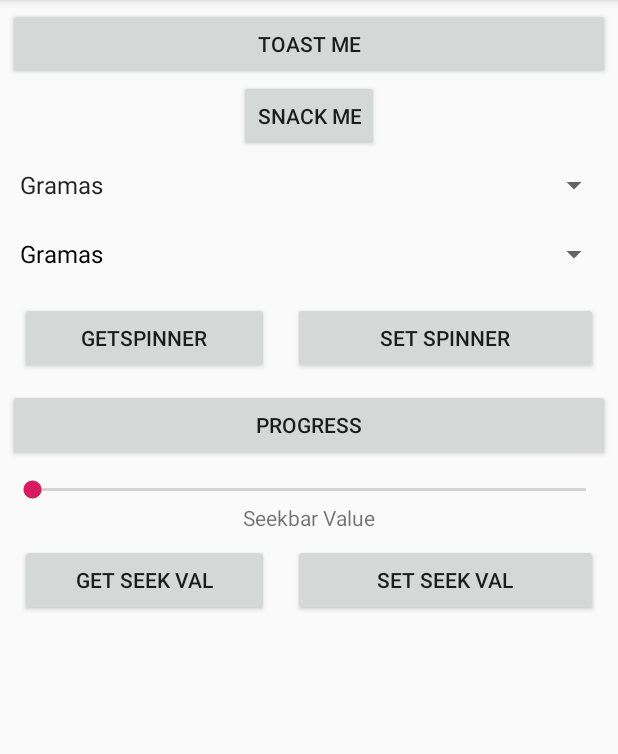
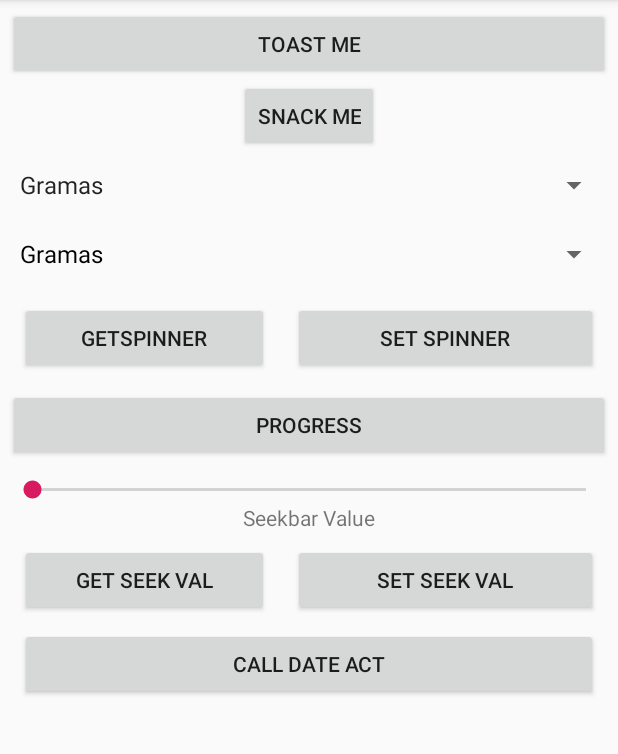
Before and after one commit to DanielLuche/Componentes, an Android app: the screen it shows after launch (MainActivity), on a phone screen of 412 x 824 dp, the part 84-838 px from its top. Run offline under Robolectric (Android 15) with nearby library versions, the phone set to English and light mode, and no system bars.

Commit message:
Criado nova act para datePicker Add btn na act principal para chamar a datepicker act

```diff
--- a/app/build.gradle
+++ b/app/build.gradle
@@ -24,7 +24,7 @@ android {
 
 dependencies {
     implementation fileTree(dir: 'libs', include: ['*.jar'])
-    implementation"org.jetbrains.kotlin:kotlin-stdlib-jdk7:$kotlin_version"
+    implementation "org.jetbrains.kotlin:kotlin-stdlib-jdk7:$kotlin_version"
     implementation 'com.android.support:appcompat-v7:27.1.1'
     implementation 'com.android.support.constraint:constraint-layout:1.1.3'
     implementation 'com.android.support:design:27.1.1'//da suporte a SnackBar e outros
--- a/app/src/main/java/com/example/user/componentes/Mock.kt
+++ b/app/src/main/java/com/example/user/componentes/mock/Mock.kt
@@ -1,4 +1,4 @@
-package com.example.user.componentes
+package com.example.user.componentes.mock
 
 class Mock private constructor(){
 
--- a/app/src/main/res/layout/activity_main.xml
+++ b/app/src/main/res/layout/activity_main.xml
@@ -7,7 +7,7 @@
         android:layout_width="match_parent"
         android:layout_height="match_parent"
         android:padding="5dp"
-        tools:context=".MainActivity">
+        tools:context=".view.MainActivity">
 
     <Button
             android:id="@+id/main_btn_toast_me"
@@ -143,6 +143,20 @@
             android:text="Set seek val"
     />
 
+    <Button
+            android:id="@+id/mainBtnCallDateAct"
+            android:layout_width="0dp"
+            android:layout_height="wrap_content"
+            app:layout_constraintEnd_toEndOf="parent"
+            android:layout_marginEnd="8dp"
+            android:layout_marginTop="8dp"
+            app:layout_constraintTop_toBottomOf="@+id/mainBtnSetSeekValue"
+            app:layout_constraintHorizontal_weight="1"
+            android:layout_marginStart="8dp"
+            app:layout_constraintStart_toStartOf="parent"
+            android:text="Call Date Act"
+    />
+
 
 
 </android.support.constraint.ConstraintLayout>
```
Also changed, not shown: app/src/main/AndroidManifest.xml (+5 -3 lines), app/src/main/java/com/example/user/componentes/view/DateActivity.kt (added, +51 -0 lines), app/src/main/java/com/example/user/componentes/view/MainActivity.kt (renamed from app/src/main/java/com/example/user/componentes/MainActivity.kt, +15 -2 lines), app/src/main/res/layout/activity_date.xml (added, +19 -0 lines).
